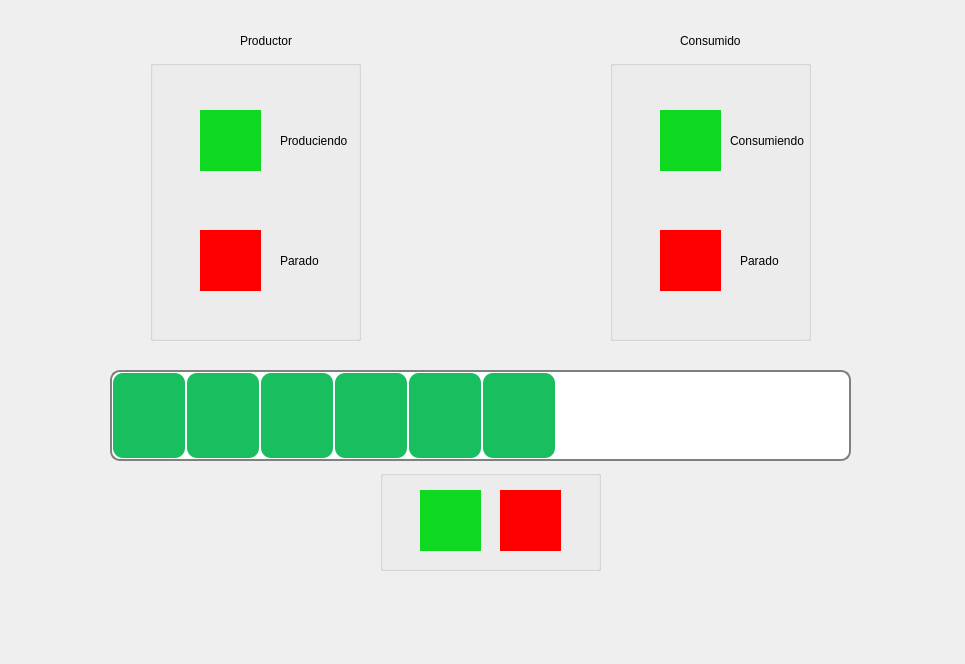
This is mainWindow.ui in Dario19999/Producer-Consumer as Qt 5 draws it before an edit. The edited form follows.
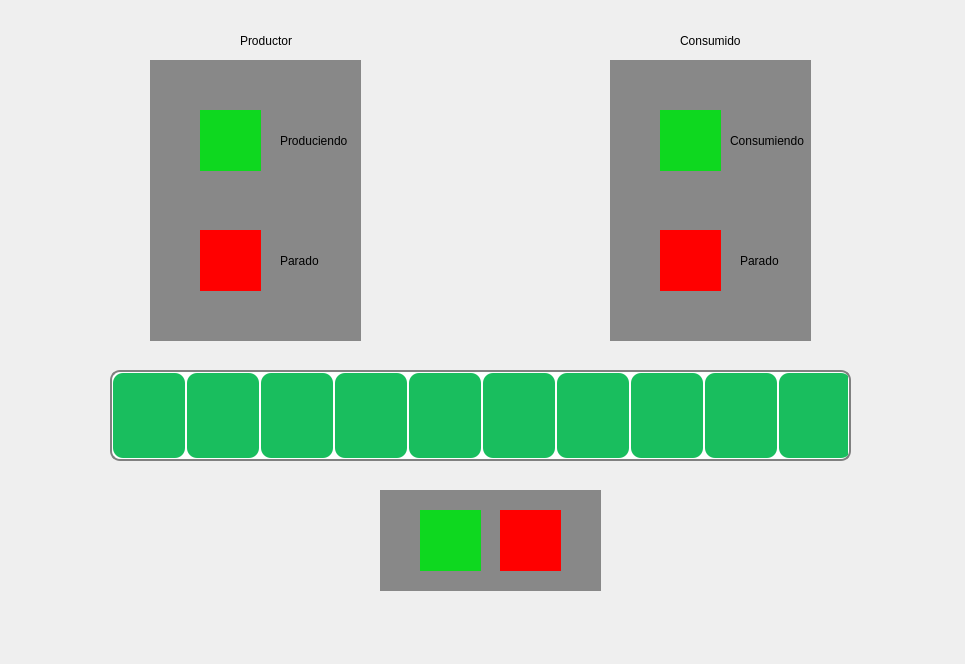
This is the edited form.

Commit message: main application created and little ui changes

Diff of the .ui file:
```diff
--- a/mainWindow.ui
+++ b/mainWindow.ui
@@ -27,6 +27,7 @@
      <string notr="true">QProgressBar {
     border: 2px solid grey;
     border-radius: 10px;
+	padding-right: 1px;
 }
 
 QProgressBar::chunk {
@@ -37,7 +38,7 @@
 }</string>
     </property>
     <property name="value">
-     <number>60</number>
+     <number>100</number>
     </property>
     <property name="textVisible">
      <bool>false</bool>
@@ -56,7 +57,10 @@
      </rect>
     </property>
     <property name="styleSheet">
-     <string notr="true"/>
+     <string notr="true">QGroupBox{
+	background-color: rgb(136, 136, 136);
+	border: none;
+}</string>
     </property>
     <property name="title">
      <string/>
@@ -135,6 +139,12 @@
       <height>281</height>
      </rect>
     </property>
+    <property name="styleSheet">
+     <string notr="true">QGroupBox{
+	background-color: rgb(136, 136, 136);
+	border: none;
+}</string>
+    </property>
     <property name="title">
      <string/>
     </property>
@@ -233,13 +243,16 @@
     <property name="geometry">
      <rect>
       <x>380</x>
-      <y>470</y>
+      <y>490</y>
       <width>221</width>
       <height>101</height>
      </rect>
     </property>
     <property name="styleSheet">
-     <string notr="true"/>
+     <string notr="true">QGroupBox{
+	background-color: rgb(136, 136, 136);
+	border: none;
+}</string>
     </property>
     <property name="title">
      <string/>
```
The commit also changes 1 other file.
